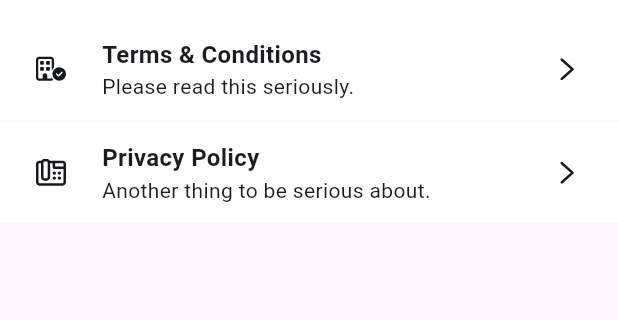
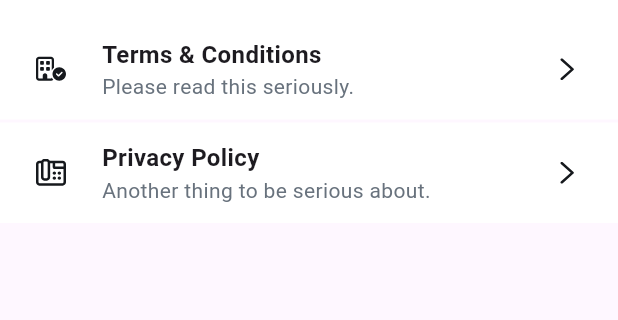
Before and after one commit to alekh09/merodiscountsv2, a Flutter app: the PoliciesPage screen opened directly, on a phone screen of 412 x 824 dp, the part 56-376 px from its top. Run offline on Flutter 3.47's test engine with Material 3 defaults, Android fonts, the phone set to English and light mode, and no system bars; our stand-ins replace cached_network_image, flutter_svg; Roboto replaces fonts that are missing (SFPro).

Commit message:
updated polices page also

```diff
--- a/lib/screens/policies_sub_page/policies_page.dart
+++ b/lib/screens/policies_sub_page/policies_page.dart
@@ -58,6 +58,7 @@ class PoliciesPage extends StatelessWidget {
                           ),
                           ResponsiveText(
                             "Please read this seriously.",
+                            textColor: Color(kBaseLight),
                             fontSize: 14,
                             fontWeight: FontWeight.w400,
                           ),
@@ -103,6 +104,7 @@ class PoliciesPage extends StatelessWidget {
                           ),
                           ResponsiveText(
                             "Another thing to be serious about.",
+                            textColor: Color(kBaseLight),
                             fontSize: 14,
                             fontWeight: FontWeight.w400,
                           ),
```
